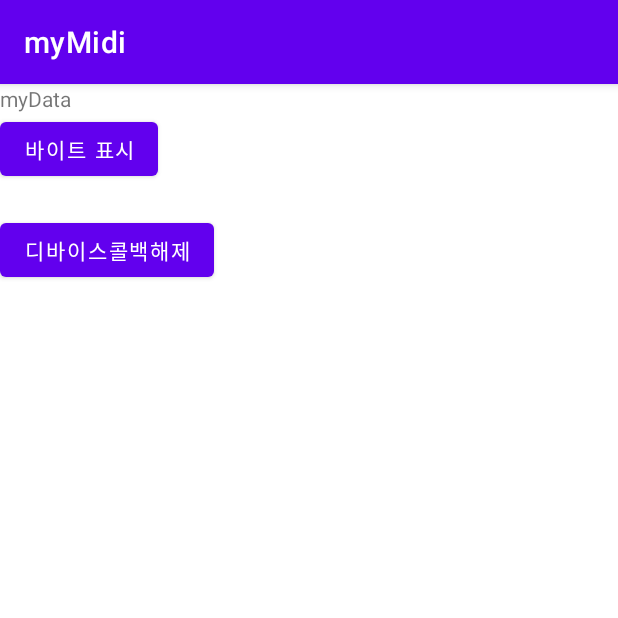
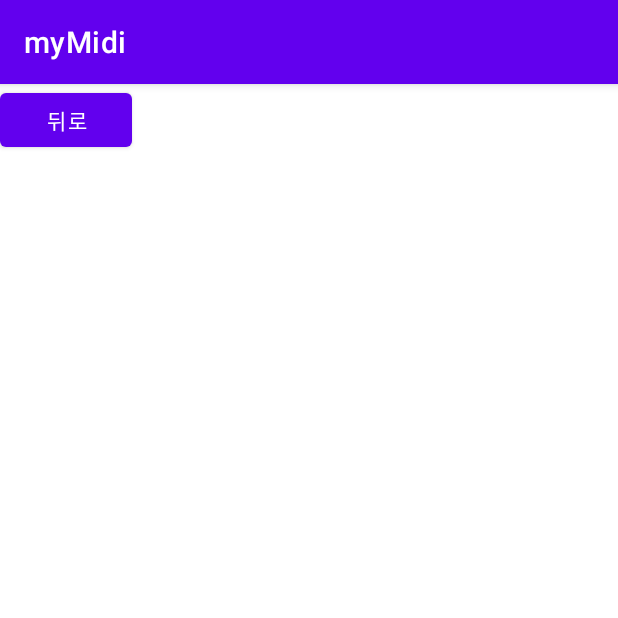
Before and after one commit to BlackLair/MyMidiTest, an Android app: the screen it shows after launch (MainActivity before the commit, SubActivity after it), after a tap on "디바이스콜백해제", on a phone screen of 412 x 824 dp, the top half of it. Run offline under Robolectric (Android 15) with nearby library versions, the phone set to English and light mode, and no system bars; 3 statements that could not run were skipped; 1 other tap on this screen came first.

Commit message:
액티비티 전환 시 연결 해제 가능

```diff
--- a/app/src/main/AndroidManifest.xml
+++ b/app/src/main/AndroidManifest.xml
@@ -1,9 +1,11 @@
 <?xml version="1.0" encoding="utf-8"?>
 <manifest xmlns:android="http://schemas.android.com/apk/res/android"
     package="com.example.mymidi">
+
     <uses-feature
         android:name="android.software.midi"
-        android:required="true"/>
+        android:required="true" />
+
     <application
         android:allowBackup="true"
         android:icon="@mipmap/ic_launcher"
@@ -11,6 +13,7 @@
         android:roundIcon="@mipmap/ic_launcher_round"
         android:supportsRtl="true"
         android:theme="@style/Theme.MyMidi">
+        <activity android:name=".SubActivity"></activity>
         <activity android:name=".MainActivity">
             <intent-filter>
                 <action android:name="android.intent.action.MAIN" />
--- a/app/src/main/java/com/example/mymidi/MainActivity.java
+++ b/app/src/main/java/com/example/mymidi/MainActivity.java
@@ -1,6 +1,7 @@
 package com.example.mymidi;
 
 import android.content.Context;
+import android.content.Intent;
 import android.content.res.Resources;
 import android.media.AudioManager;
 import android.media.SoundPool;
@@ -51,7 +52,6 @@ public class MainActivity extends AppCompatActivity {
         btn=findViewById(R.id.btn);
         btn2=findViewById(R.id.btn_unregister);
         context_main=this;
-
         keys= new int[88];
 
         spools=SoundSelector.load(keys,0,context_main );
@@ -71,6 +71,10 @@ public class MainActivity extends AppCompatActivity {
                 Toast.makeText(context_main, "디바이스 콜백 해제", Toast.LENGTH_SHORT).show();
                 m.unregisterDeviceCallback(myMidiCallback); // 디바이스 콜백 해제
                 SoundSelector.unLoad(spools, keys, 0, context_main);
+                myMidiCallback.disConnect();
+                Intent intent = new Intent(MainActivity.this, SubActivity.class);
+                startActivity(intent);
+                finish();
             }
         });
     }
--- a/app/src/main/java/com/example/mymidi/MyDeviceCallback.java
+++ b/app/src/main/java/com/example/mymidi/MyDeviceCallback.java
@@ -22,6 +22,9 @@ public class MyDeviceCallback extends MidiManager.DeviceCallback {
     Button btn;     //임시 버튼
     int testValue=0;
     private Activity activity;
+    MidiDevice myDevice;
+    MyReceiver receiver;
+    int isConnected=0;
     public MyDeviceCallback(Activity activity){
         super();
         this.activity=activity;
@@ -37,9 +40,11 @@ public class MyDeviceCallback extends MidiManager.DeviceCallback {
                         if(device==null){
                             Log.e(MainActivity.TAG, "Could not open device"+info);
                         }else{
-
+                            isConnected=1;
+                            receiver=new MyReceiver(activity);
+                            myDevice=device;
                             outputPort=device.openOutputPort(0);    // 미디 아웃 포트 열기
-                            outputPort.connect(new MyReceiver(activity));       // 포트로 리시버 연결
+                            outputPort.connect(receiver);       // 포트로 리시버 연결
                             new Thread(new Runnable(){/////////////////////(중요) 쓰레드 내에서 UI 작업하는 기능 !!!!!!!!!
                                 @Override
                                 public void run() {
@@ -61,6 +66,7 @@ public class MyDeviceCallback extends MidiManager.DeviceCallback {
     @Override
     public void onDeviceRemoved( MidiDeviceInfo info ) { // 장치 연결 해제 알림
         btn=activity.findViewById(R.id.btn);
+        isConnected=0;
         Toast.makeText(context_main,"device removed", Toast.LENGTH_SHORT).show();
 
         new Thread(new Runnable(){/////////////////////(중요) 쓰레드 내에서 UI 작업하는 기능 !!!!!!!!!
@@ -77,6 +83,9 @@ public class MyDeviceCallback extends MidiManager.DeviceCallback {
         }).start();  ///////////////////////////////////////////////////////////////////////
 
     }
-
+    public void disConnect(){
+        if(isConnected==1) //장치가 연결되어있었을 때만 연결 끊기 시도
+            outputPort.onDisconnect(receiver);
+    }
 
 }
--- /dev/null
+++ b/app/src/main/java/com/example/mymidi/SubActivity.java
@@ -0,0 +1,27 @@
+package com.example.mymidi;
+
+import androidx.appcompat.app.AppCompatActivity;
+
+import android.content.Intent;
+import android.os.Bundle;
+import android.view.View;
+import android.widget.Button;
+
+public class SubActivity extends AppCompatActivity {
+    Button btn_back;
+    @Override
+    protected void onCreate(Bundle savedInstanceState) {
+        super.onCreate(savedInstanceState);
+        setContentView(R.layout.activity_sub);
+        btn_back=findViewById(R.id.btn_back);
+
+        btn_back.setOnClickListener(new View.OnClickListener() {
+            @Override
+            public void onClick(View view) {
+                Intent intent=new Intent(SubActivity.this, MainActivity.class);
+                startActivity(intent);
+                finish();
+            }
+        });
+    }
+}
--- /dev/null
+++ b/app/src/main/res/layout/activity_sub.xml
@@ -0,0 +1,14 @@
+<?xml version="1.0" encoding="utf-8"?>
+<LinearLayout xmlns:android="http://schemas.android.com/apk/res/android"
+    xmlns:app="http://schemas.android.com/apk/res-auto"
+    xmlns:tools="http://schemas.android.com/tools"
+    android:layout_width="match_parent"
+    android:layout_height="match_parent"
+    tools:context=".SubActivity">
+
+    <Button
+        android:layout_width="wrap_content"
+        android:layout_height="wrap_content"
+        android:text="뒤로"
+        android:id="@+id/btn_back"/>
+</LinearLayout>
```
